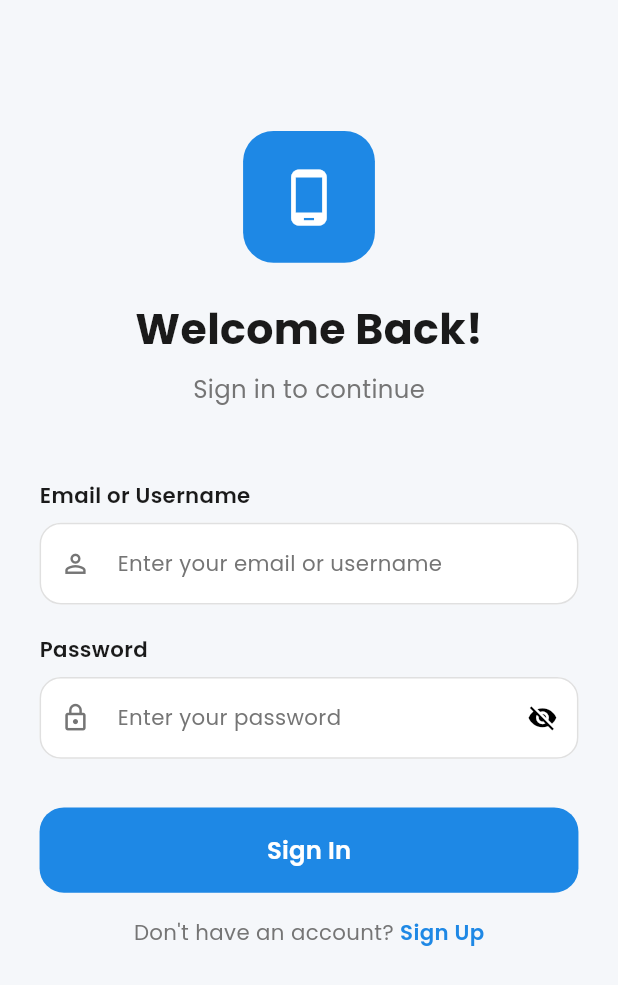
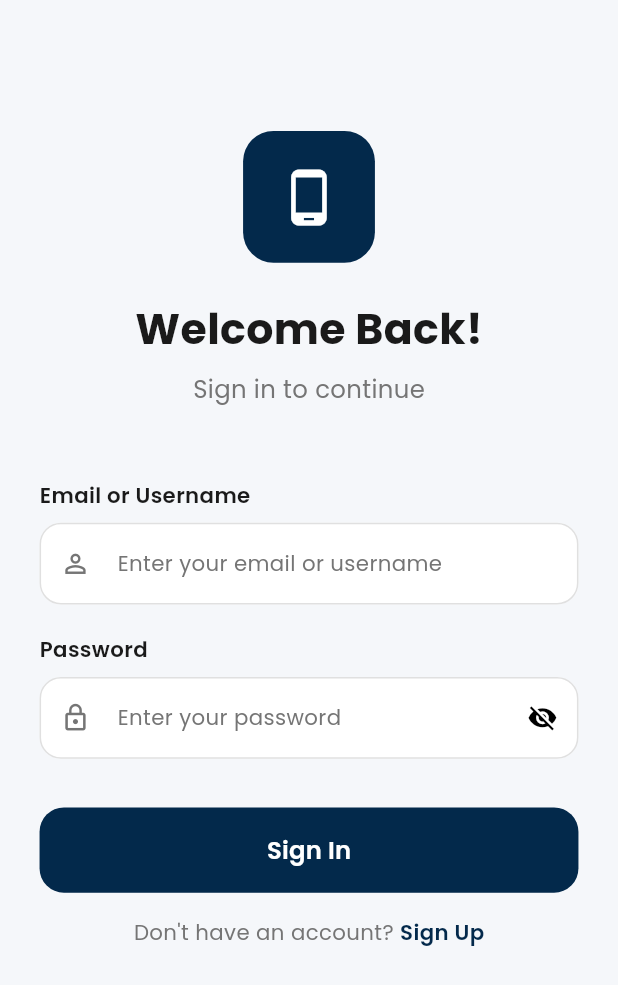
Before and after one commit to Shola20111/vtu_new, a Flutter app: the screen it shows after launch, on a phone screen of 412 x 824 dp. Shown: the top 985 px of the screen. Run offline on Flutter 3.47's test engine with Material 3 defaults, Android fonts, the phone set to English and light mode, and no system bars; our stand-ins replace dio, email_validator, flutter_screenutil, flutter_secure_storage, go_router, google_fonts and 1 more; accounts and stored records are empty.

Commit message:
updating some features

```diff
--- a/vtu_app/lib/core/constants/api_constants.dart
+++ b/vtu_app/lib/core/constants/api_constants.dart
@@ -43,7 +43,7 @@ class ApiConstants {
     ANDROID EMULATOR:
     Use 10.0.2.2 to access your computer localhost
   */
-  // static const String baseUrl = 'http://10.0.2.2:5000/api';
+  // static const String baseUrl = 'http://10.124.142.35:5000/api';
 
   /*
     IOS SIMULATOR:
--- a/vtu_app/lib/core/constants/app_colors.dart
+++ b/vtu_app/lib/core/constants/app_colors.dart
@@ -1,7 +1,7 @@
 import 'package:flutter/material.dart';
 
 class AppColors {
-  static const Color primary = Color(0xFF1E88E5);
+  static const Color primary = Color.fromARGB(255, 3, 41, 75);
   static const Color secondary = Color(0xFF26A69A);
   static const Color accent = Color(0xFFFFB300);
 
```
Also changed, not shown: vtu_app/vercel.json (added), 1 other file.
